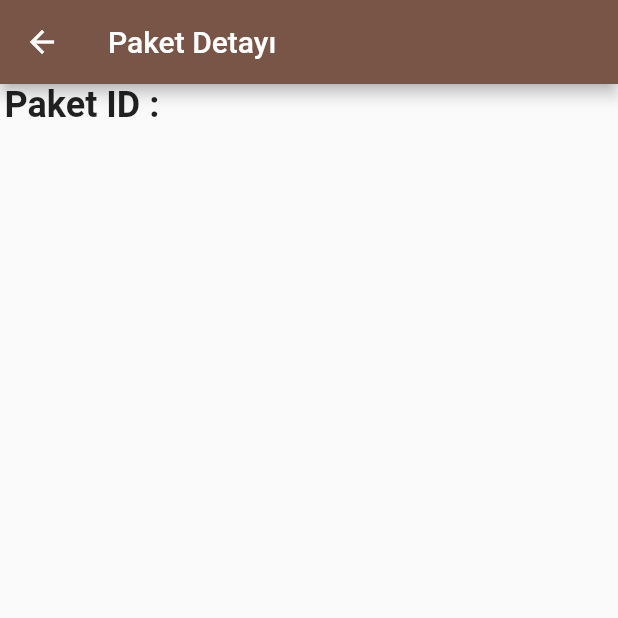
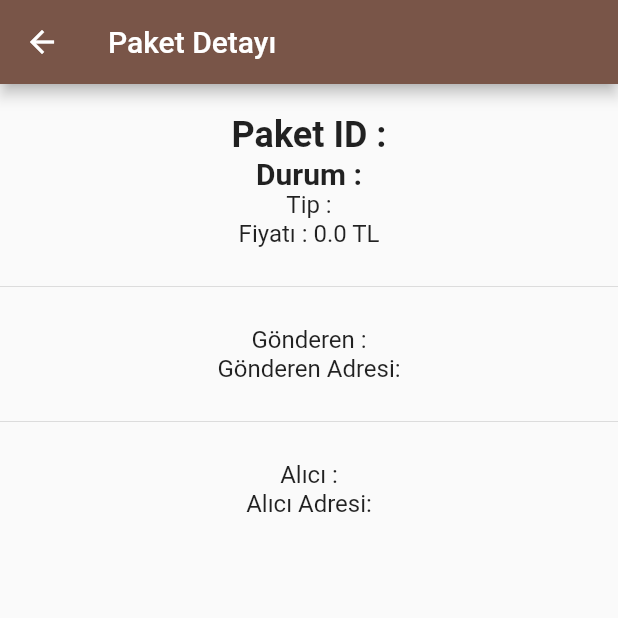
Before and after one commit to fahricandurucan/kolaycaTeslimat, a Flutter app: the PackagePage screen opened directly with empty values, on a phone screen of 412 x 824 dp, the top half of it. Run offline on Flutter 3.47's test engine with Material 2 defaults, Android fonts, the phone set to English and light mode, and no system bars.

Commit message:
packagePage sınıfına sayfa geçişi ve eklemler yapıldı

```diff
--- a/lib/pages/package_page.dart
+++ b/lib/pages/package_page.dart
@@ -5,9 +5,6 @@ class PackagePage extends StatefulWidget {
   Package package;
 
   PackagePage({required this.package});
-
-
-
 
 
   @override
@@ -26,12 +23,36 @@ class _PackagePageState extends State<PackagePage> {
   }
 
   Widget buildBody() {
-    return SingleChildScrollView(
-      child: Column(
-        mainAxisAlignment: MainAxisAlignment.center,
-        children: [
-          Text("Paket ID : ${widget.package.id}",textAlign: TextAlign.center,style: TextStyle(fontSize: 24,fontWeight: FontWeight.bold),)
-        ],
+    return Container(
+      width: double.infinity,
+      height: double.infinity,
+      child: SingleChildScrollView(
+        child: Column(
+          mainAxisAlignment: MainAxisAlignment.center,
+          children: [
+            SizedBox(height: 20,),
+            Text("Paket ID : ${widget.package.id}",textAlign: TextAlign.center,style: TextStyle(fontSize: 24,fontWeight: FontWeight.bold),),
+            Text("Durum : ${widget.package.status}",textAlign: TextAlign.center,style: TextStyle(fontSize: 20,fontWeight: FontWeight.bold),),
+            Text("Tip : ${widget.package.typeName}",textAlign: TextAlign.center,style: TextStyle(fontSize: 16),),
+            Text("Fiyatı : ${widget.package.price} TL",textAlign: TextAlign.center,style: TextStyle(fontSize: 16),),
+            Padding(
+              padding: EdgeInsets.symmetric(vertical: 18),
+              child: Divider(),
+            ),
+            Text("Gönderen : ${widget.package.sender}",textAlign: TextAlign.center,style: TextStyle(fontSize: 16),),
+            Text("Gönderen Adresi: ${widget.package.senderAddress}",textAlign: TextAlign.center,style: TextStyle(fontSize: 16),),
+            Padding(
+              padding: EdgeInsets.symmetric(vertical: 18),
+              child: Divider(),
+            ),
+            Text("Alıcı : ${widget.package.receiver}",textAlign: TextAlign.center,style: TextStyle(fontSize: 16),),
+            Text("Alıcı Adresi: ${widget.package.receiverAddress}",textAlign: TextAlign.center,style: TextStyle(fontSize: 16),),
+
+
+
+
+          ],
+        ),
       ),
     );
   }
--- a/lib/pages/waiting_packages.dart
+++ b/lib/pages/waiting_packages.dart
@@ -1,4 +1,5 @@
 import 'package:flutter/material.dart';
+import 'package:kolayca_teslimat/pages/package_page.dart';
 import '../models/package_model.dart';
 
 class WaitingPackagesPage extends StatefulWidget {
@@ -69,11 +70,7 @@ class _WaitingPackagesPageState extends State<WaitingPackagesPage> {
   // }
 
   Widget buildBody() {
-    return GestureDetector(
-      onTap: (){
-        print("lwşfkwlşef");
-      },
-      child: Container(
+    return Container(
       width: double.infinity,
       height: double.infinity,
       child: GridView.count(
@@ -86,12 +83,15 @@ class _WaitingPackagesPageState extends State<WaitingPackagesPage> {
           return buildPack(package);
         }).toList(),
       ),
-      ),
     );
   }
 
   Widget buildPack(Package package){
-    return Container(
+    return GestureDetector(
+      onTap: (){
+        Navigator.push(context, MaterialPageRoute(builder: (context) => PackagePage(package: package)));
+      },
+      child: Container(
         decoration: BoxDecoration(
           color: Colors.grey,
           borderRadius: BorderRadius.circular(10),
@@ -104,6 +104,7 @@ class _WaitingPackagesPageState extends State<WaitingPackagesPage> {
             Text("${package.typeName}"),
             Text("${package.price} TL"),
           ],
+        ),
       ),
     );
   }
```
Lines whose indentation alone changed are shown as unchanged.
